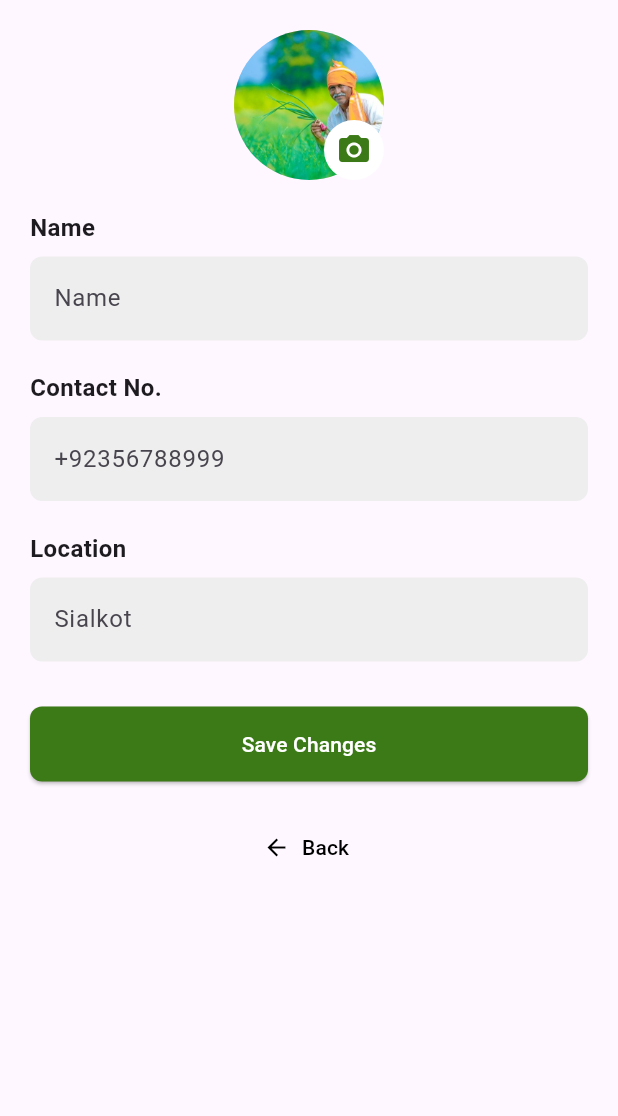
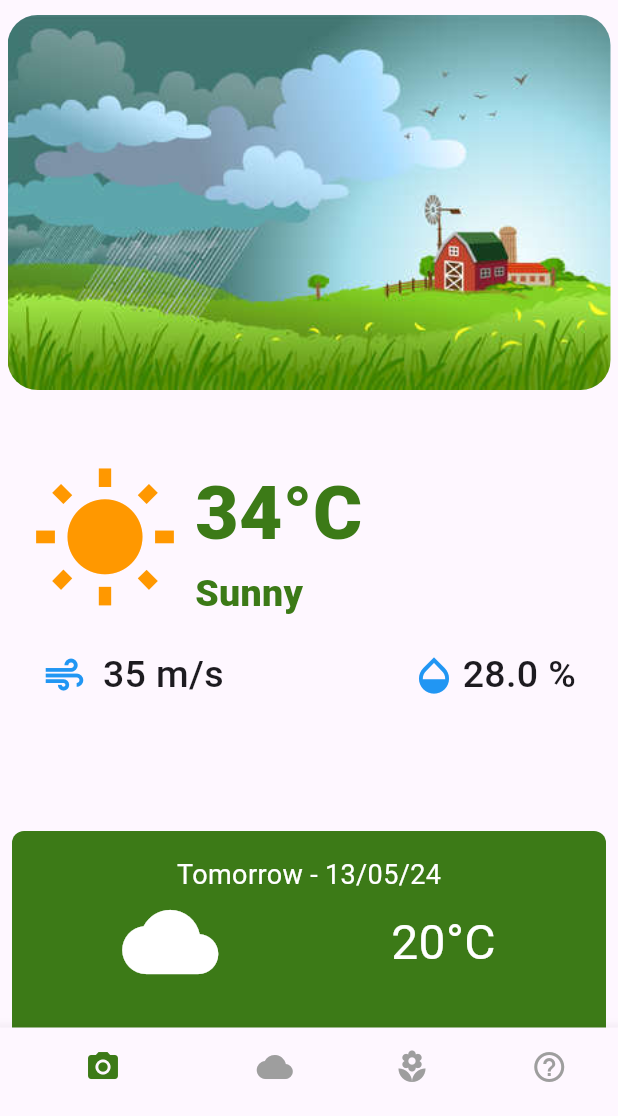
Before and after one commit to IJrajpoot/GreenCare, a Flutter app: the screen it shows after launch, on a phone screen of 412 x 824 dp, the part 120-1236 px from its top. Run offline on Flutter 3.47's test engine with Material 3 defaults, Android fonts, the phone set to English and light mode, and no system bars.

Commit message:
added weather_forecast_screen

```diff
--- a/lib/detected_disease.dart
+++ b/lib/detected_disease.dart
@@ -21,7 +21,6 @@ class _DetectedDiseaseScreenState extends State<DetectedDiseaseScreen> {
       body: SingleChildScrollView(
         child: SafeArea(
           child: Column(
-            mainAxisAlignment: MainAxisAlignment.center,
             children: [
               SizedBox(
                 height: 250,
--- a/lib/main.dart
+++ b/lib/main.dart
@@ -1,5 +1,6 @@
 import 'package:flutter/material.dart';
 import 'package:greencare/manage_profile.dart';
+import 'package:greencare/weather_forecast.dart';
 import 'splash_screen.dart';
 import 'login_page.dart';
 import 'homepage.dart';
@@ -19,7 +20,7 @@ class MyApp extends StatelessWidget {
         primarySwatch: Colors.blue,
         visualDensity: VisualDensity.adaptivePlatformDensity,
       ),
-      home: const ManageProfileScreen(),
+      home: WeatherForecastPage(),
       routes: {
         '/login': (context) => const LoginPage(),
         '/home': (context) => HomePage(),
--- a/lib/weather_forecast.dart
+++ b/lib/weather_forecast.dart
@@ -0,0 +1,165 @@
+import 'package:flutter/material.dart';
+import 'package:greencare/constans/colors.dart';
+import 'navbar.dart'; // Import the NavBar widget
+import 'package:greencare/topbar.dart';
+
+class WeatherForecastPage extends StatelessWidget {
+  const WeatherForecastPage({super.key});
+
+  @override
+  Widget build(BuildContext context) {
+    return Scaffold(
+      appBar: PreferredSize(
+        preferredSize: const Size.fromHeight(80.0),
+        child: TopBar(),
+      ),
+
+      body: SingleChildScrollView(
+        child: Column(
+          children: <Widget>[
+            // Image Section
+
+            Container(
+              height: 250,
+              width: double.infinity,
+              margin: const EdgeInsets.symmetric(horizontal: 5, vertical: 10),
+              decoration: BoxDecoration(
+                borderRadius: BorderRadius.circular(20),
+                image: const DecorationImage(
+                    image: AssetImage(
+                      'assets/images/WheaTHEr_forecast.jpg',
+                    ),
+                    fit: BoxFit.fill),
+              ),
+            ),
+            const SizedBox(height: 16.0),
+            // Weather Information
+            const Padding(
+              padding: EdgeInsets.all(20.0),
+              child: Column(
+                crossAxisAlignment: CrossAxisAlignment.start,
+                children: [
+                  Row(
+                    children: [
+                      Icon(Icons.wb_sunny, color: Colors.orange, size: 100),
+                      SizedBox(
+                        width: 10,
+                      ),
+                      Column(
+                        crossAxisAlignment: CrossAxisAlignment.start,
+                        children: [
+                          Text(
+                            '34°C',
+                            style: TextStyle(
+                              fontSize: 50,
+                              fontWeight: FontWeight.w900,
+                              color: primaryGreen,
+                            ),
+                          ),
+                          Text(
+                            'Sunny',
+                            style: TextStyle(
+                              color: primaryGreen,
+                              fontSize: 25,
+                              fontWeight: FontWeight.w800,
+                            ),
+                          ),
+                        ],
+                      ),
+                    ],
+                  ),
+                  SizedBox(
+                    height: 10,
+                  ),
+                  Padding(
+                    padding: EdgeInsets.all(8.0),
+                    child: Row(
+                      mainAxisAlignment: MainAxisAlignment.spaceBetween,
+                      children: [
+                        Row(
+                          children: [
+                            Icon(
+                              Icons.air,
+                              color: Colors.blue,
+                              size: 30,
+                            ),
+                            SizedBox(width: 4),
+                            Text(
+                              ' 35 m/s',
+                              style: TextStyle(
+                                fontSize: 25,
+                                fontWeight: FontWeight.w500,
+                              ),
+                            ),
+                          ],
+                        ),
+                        Row(
+                          children: [
+                            Icon(
+                              Icons.opacity,
+                              color: Colors.blue,
+                              size: 30,
+                            ),
+                            SizedBox(width: 4),
+                            Text(
+                              '28.0 %',
+                              style: TextStyle(
+                                fontSize: 25,
+                                fontWeight: FontWeight.w500,
+                              ),
+                            ),
+                          ],
+                        ),
+                      ],
+                    ),
+                  ),
+                ],
+              ),
+            ),
+            const SizedBox(height: 50.0),
+            // Forecast for Tomorrow
+            Padding(
+              padding: const EdgeInsets.all(8.0),
+              child: Container(
+                padding: const EdgeInsets.all(16.0),
+                decoration: BoxDecoration(
+                  color: primaryGreen,
+                  borderRadius: BorderRadius.circular(8.0),
+                ),
+                child: Column(
+                  children: [
+                    Text(
+                      'Tomorrow - 13/05/24',
+                      style: TextStyle(color: Colors.white, fontSize: 18),
+                    ),
+                    Row(
+                      mainAxisAlignment: MainAxisAlignment.spaceAround,
+                      children: [
+                        Icon(Icons.cloud, color: Colors.white, size: 64),
+                        Text(
+                          '20°C',
+                          style: TextStyle(color: Colors.white, fontSize: 32),
+                        ),
+                      ],
+                    ),
+                    SizedBox(height: 8.0),
+                    TextButton(
+                      onPressed: () {
+                        // Navigate to detailed forecast
+                      },
+                      child: Text(
+                        'Click to forecast',
+                        style: TextStyle(color: Colors.white),
+                      ),
+                    ),
+                  ],
+                ),
+              ),
+            ),
+          ],
+        ),
+      ),
+      bottomNavigationBar: NavBar(), // Include the NavBar
+    );
+  }
+}
```
Also changed, not shown: assets/images/WheaTHEr_forecast.jpg (added), assets/images/wheather_forecast.jpeg (added).
